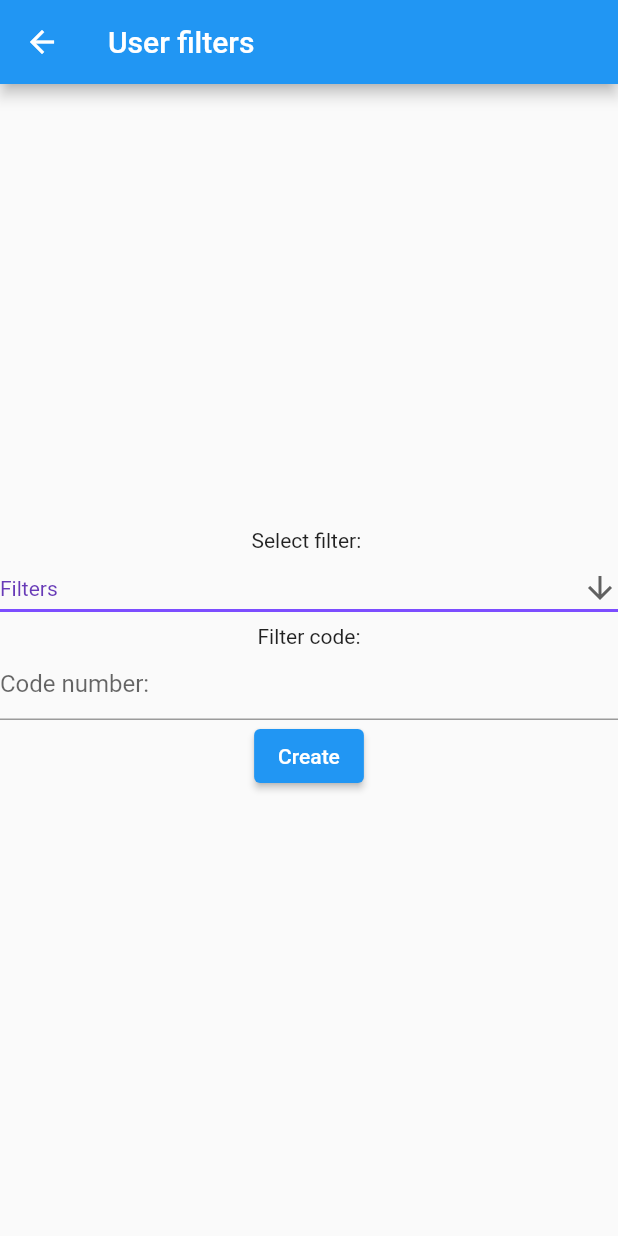
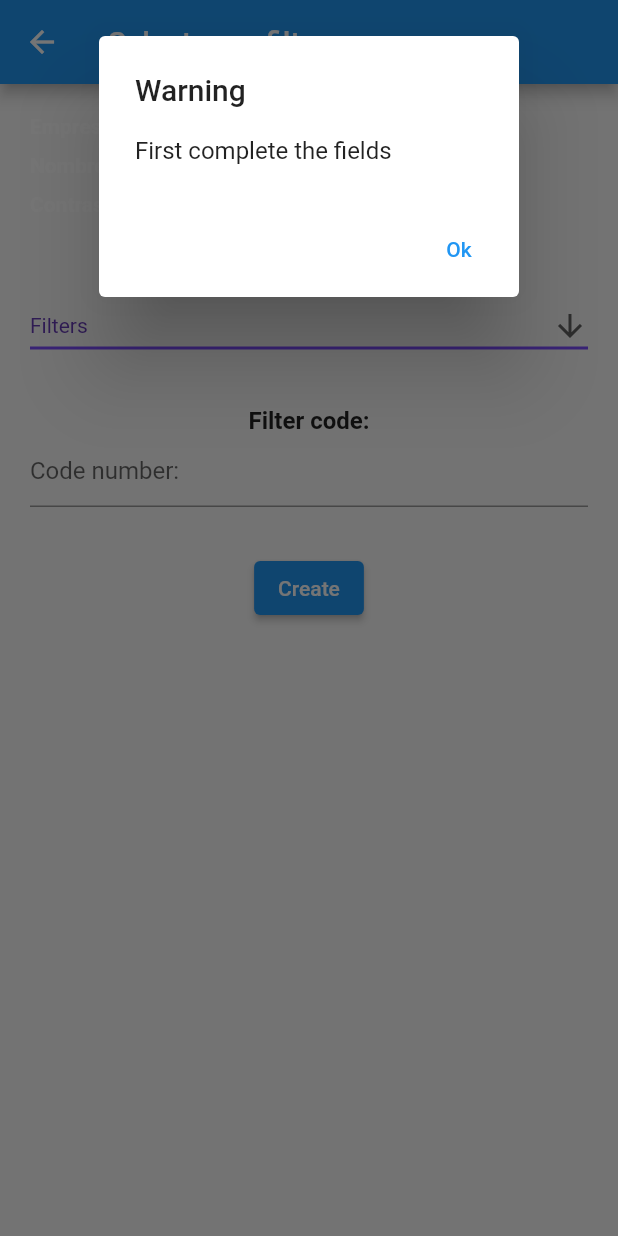
Before and after one commit to GeorgiGB/Gestion_De_Entorno, a Flutter app: the filtros_usuario screen opened directly with empty values, after a tap on "Create", on a phone screen of 412 x 824 dp. Run offline on Flutter 3.47's test engine with Material 2 defaults, Android fonts, the phone set to English and light mode, and no system bars; our stand-ins replace fluttertoast, shared_preferences; accounts and stored records are empty; generated files the repository leaves out were written again; network calls fail.

Commit message:
Cambios en la presentación de la interfaz Creados dos estilos globales para el texto Añadido el control de empresa seleccionada en nuevo_usuario Modificada la busqueda en seleccion de empresas para poder buscar también por el codigo de empresa

```diff
--- a/PrimeraAplicacion/crea_empresa_usario_multi_idioma/lib/filtros_usuario.dart
+++ b/PrimeraAplicacion/crea_empresa_usario_multi_idioma/lib/filtros_usuario.dart
@@ -11,14 +11,18 @@ class filtros_usuario extends StatefulWidget {
   const filtros_usuario(
       {Key? key,
       required this.ust_token,
+      required this.empCod,
+      required this.ute_emp_cod,
       required this.ute_nombre,
       required this.ute_pwd,
-      required this.ute_pwd_auto})
+      required this.auto_pwd})
       : super(key: key);
   final String ust_token;
+  final String empCod;
+  final int ute_emp_cod;
   final String ute_nombre;
   final String ute_pwd;
-  final bool ute_pwd_auto;
+  final bool auto_pwd;
   @override
   State<filtros_usuario> createState() => _filtros_usuarioState();
 }
@@ -48,18 +52,32 @@ class _filtros_usuarioState extends State<filtros_usuario> {
       appBar: AppBar(
         // Here we take the value from the MyHomePage object that was created by
         // the App.build method, and use it to set our appbar title.
-        title: Text(traducciones.filtrosDeUsuario),
+        title: Text(traducciones.seleccionaFiltroUsuario),
       ),
-      body: Center(
+      body: SingleChildScrollView(
+          //Previene BOTTOM OVERFLOWED
+          padding: EdgeInsets.all(20),
           child: Column(
-        mainAxisAlignment: MainAxisAlignment.center,
+            mainAxisAlignment: MainAxisAlignment.start,
             children: <Widget>[
+              Row(
+                children: [dobleTexto("Empresa: ", widget.empCod)],
+              ),
+              SizedBox(height: 10),
+              Row(children: [dobleTexto("Nombre: ", widget.ute_nombre)]),
+              SizedBox(height: 10),
+              Row(children: [
+                dobleTexto("Contraseña: ",
+                    (widget.auto_pwd ? "Auto-Generada" : '*********'))
+              ]),
+              SizedBox(height: 30),
               Text(
                 traducciones.seleccionaFiltro,
+                style: globales.estiloNegrita_16,
               ),
               DropdownButton<Filtro>(
                 isExpanded: true,
-            value: filtroActivo?? _users.first,
+                value: filtroActivo ?? _users.first,
                 icon: const Icon(Icons.arrow_downward),
                 iconSize: 24,
                 elevation: 16,
@@ -80,17 +98,21 @@ class _filtros_usuarioState extends State<filtros_usuario> {
                   );
                 }).toList(),
               ),
+              SizedBox(height: 30),
               Text(
                 traducciones.dimeElCodigoDeFiltro,
+                style: globales.estiloNegrita_16,
               ),
               TextFormField(
-            decoration: InputDecoration(hintText: traducciones.numeroDeCodigo),
+                decoration:
+                    InputDecoration(hintText: traducciones.numeroDeCodigo),
                 controller: _codigo_filtro,
                 // LLamamos a la datosCompletosr
                 onFieldSubmitted: (String value) {
                   _enviar_filtro();
                 },
               ),
+              SizedBox(height: 30),
               ElevatedButton(
                 child: Text(traducciones.crear),
                 onPressed: () {
@@ -102,12 +124,35 @@ class _filtros_usuarioState extends State<filtros_usuario> {
     );
   }
 
+  RichText dobleTexto(String msg, String msg2) {
+    return RichText(
+      text: TextSpan(
+        //style: DefaultTextStyle.of(context).style,
+        children: <TextSpan>[
+          TextSpan(text: msg, style: TextStyle(fontWeight: FontWeight.bold)),
+          TextSpan(text: msg2),
+        ],
+      ),
+    );
+  }
+
+  // Future encargado de enviar los datos del nuevo usuario al servidor
+  // lo único que controla es si los campos están vacios
   Future<void>? _enviar_filtro() async {
     String url = globales.servidor + '/crear_usuarios_telemetria';
     //Si estamos esperando el filtro y se vuelve a pulsar login este lo ignorara.
     if (esperandoFiltrado) {
       globales.muestraToast(context, traducciones.esperandoAlServidor);
     } else {
+      String? filtrBBDD = filtroActivo == null ? '' : filtroActivo!.filtro_bbdd;
+      String codFiltro = _codigo_filtro.text;
+
+      // comprobamos que tengan datos
+      if (filtrBBDD.isEmpty || codFiltro.isEmpty) {
+        // Mostramos avisos
+        globales.muestraDialogo(context, traducciones.primerRellenaCampos);
+      } else {
+        DateTime antes = DateTime.now();
         esperandoFiltrado = true;
 
         try {
@@ -120,9 +165,11 @@ class _filtros_usuarioState extends State<filtros_usuario> {
             },
             // Adjuntamos al body los datos en formato JSON
             body: jsonEncode(<String, String>{
-            'usa_nombre': widget.ute_nombre.toString(),
-            'usa_pwd': widget.ute_pwd.toString(),
-            'usa_pwd_auto': widget.ute_pwd_auto.toString(),
+              'ust_token': widget.ust_token,
+              'ute_emp_cod': widget.ute_emp_cod.toString(),
+              'ute_nombre': widget.ute_nombre,
+              'ute_pwd': widget.ute_pwd,
+              'auto_pwd': widget.auto_pwd.toString(),
               'ute_filtro': filtroActivo!.filtro_bbdd,
               'ute_cod_filtro': _codigo_filtro.text
             }),
@@ -144,21 +191,21 @@ class _filtros_usuarioState extends State<filtros_usuario> {
           } else {
             globales.debug(response.body);
           }
-
-        esperandoFiltrado = false;
         } on http.ClientException catch (e) {
           globales.muestraDialogo(context, traducciones.servidorNoDisponible);
         } on Exception catch (e) {
           // Error no especificado
           globales.debug("Error no especificado: " + e.runtimeType.toString());
+        } finally {
+          esperandoFiltrado = false;
         }
-
-      // Hay que tener en cuenta si la contraseña es autogenerada
-      // Adjuntar el token en la peticion.
         return Future.delayed(Duration(seconds: 2), () {
-        esperandoFiltrado = false;
+          //Si pasanmás de 2 segundos
+          if (esperandoFiltrado) {
             globales.muestraToast(context, traducciones.cargando);
+          }
         });
+      }
     }
   }
 
@@ -167,8 +214,11 @@ class _filtros_usuarioState extends State<filtros_usuario> {
     List<Filtro> filtros = [];
 
     // inicializamos el valor del filtro con el índice de posición
-    // elnombre de la traducción
-    // y el nombre del filtro que le pasamos a la BBDD
+    // el nombre de la traducción y el nombre del filtro que le pasamos a la BBDD
+    // Al inicio la lista filtros tiene 0 elementos por tanto e índice de posición es 0
+    // al ir insertando elementos el índice de posición aumenta de 1 en 1
+    // de esta forma podemos mover un filtro a la posición que queramos
+    // que tendrá correcto su índice de posición
     filtros.add(Filtro(filtros.length, TiposFiltros.filtros, ""));
     filtros
         .add(Filtro(filtros.length, TiposFiltros.centroPadre, "centro_padre"));
@@ -181,6 +231,7 @@ class _filtros_usuarioState extends State<filtros_usuario> {
   }
 }
 
+// enum filtros utilizado para obtener la traducción
 enum TiposFiltros { filtros, centro, centroPadre, pdv, jefeDeArea, ruta }
 
 class Filtro {
--- a/PrimeraAplicacion/crea_empresa_usario_multi_idioma/lib/globales.dart
+++ b/PrimeraAplicacion/crea_empresa_usario_multi_idioma/lib/globales.dart
@@ -19,6 +19,12 @@ debug(Object? msg) {
   }
 }
 
+TextStyle get estiloNegrita_16 =>
+    const TextStyle(fontWeight: FontWeight.bold, fontSize: 16.0);
+
+TextStyle get estiloNegritaRoja_16 =>
+    const TextStyle(fontWeight: FontWeight.bold, color: Colors.red, fontSize: 16.0);
+
 Locale dimeLocal(BuildContext context) {
   return Localizations.localeOf(context);
 }
@@ -28,7 +34,8 @@ Future<void> muestraDialogo(BuildContext context, String msg,
   return showDialog<void>(
       context: context,
       builder: (BuildContext context) {
-        return SingleChildScrollView( //Previene BOTTOM OVERFLOWED
+        return SingleChildScrollView(
+          //Previene BOTTOM OVERFLOWED
           child: AlertDialog(
             title: Text(
                 titulo.isEmpty ? AppLocalizations.of(context)!.aviso : titulo),
--- a/PrimeraAplicacion/crea_empresa_usario_multi_idioma/lib/l10n/app_en.arb
+++ b/PrimeraAplicacion/crea_empresa_usario_multi_idioma/lib/l10n/app_en.arb
@@ -16,6 +16,7 @@
     "centroPadre": "Parent centre",
     "comprobandoDatos": "Checking data",
     "contrasena": "Password",
+    "contrasenaAutogenerada": "Auto-generated password",
     "crea": "Create: ",
     "crear": "Create",
 
@@ -28,7 +29,8 @@
     "errNoEspecificado": "Unspecified error: ",
     "escogeOpcionParaCrear": "Choose option to create.",
     "esperandoAlServidor": "Waiting for server",
-    "etiqSeleccionaLenguage": "Español",
+    "esperandoRespuestaServidor": "Waiting for server response.",
+    "etiqSeleccionaLenguage": "English",
 
     "filtros": "Filters",
     "filtrosDeUsuario": "User filters",
@@ -65,6 +67,7 @@
     "selecionaEmpresa": "Select company",
     "selecionaLenguage": "Select Language",
     "seleccionaFiltro": "Select filter: ",
+    "seleccionaFiltroUsuario": "Select user filter",
     "servidorNoDisponible": "Server not available",
     "siguiente": "Next",
 
--- a/PrimeraAplicacion/crea_empresa_usario_multi_idioma/lib/l10n/app_es.arb
+++ b/PrimeraAplicacion/crea_empresa_usario_multi_idioma/lib/l10n/app_es.arb
@@ -16,6 +16,8 @@
     "centroPadre": "Centro Padre",
     "comprobandoDatos": "Comprobando datos",
     "contrasena": "Contraseña",
+
+    "contrasenaAutogenerada": "Contraseña autogenerada",
     "crea": "Crea: ",
     "crear": "Crear",
 
@@ -27,6 +29,7 @@
     "errNoEspecificado": "Error no especificado: ",
     "escogeOpcionParaCrear": "Escoge opción para crear.",
     "esperandoAlServidor": "Esperando al servidor",
+    "esperandoRespuestaServidor": "Esperando Respuesta del servidor",
     "etiqSeleccionaLenguage": "Español",
 
     "filtros": "Filtros",
@@ -63,6 +66,7 @@
     "selecionaEmpresa": "Selecciona empresa",
     "selecionaLenguage": "Selecciona Lenguaje",
     "seleccionaFiltro": "Selecciona filtro: ",
+    "seleccionaFiltroUsuario": "Selecciona filtro usuario",
     "servidorNoDisponible": "Servidor no disponible",
     "siguiente": "Siguiente",
 
--- a/PrimeraAplicacion/crea_empresa_usario_multi_idioma/lib/l10n/app_fr.arb
+++ b/PrimeraAplicacion/crea_empresa_usario_multi_idioma/lib/l10n/app_fr.arb
@@ -16,6 +16,7 @@
   "centroPadre": "Centre de Base",
   "comprobandoDatos": "Vérification des données",
   "contrasena": "Mot de passe",
+  "contrasenaAutogenerada": "Générez un mot de passe",
   "crea": "Crée :",
   "crear": "Créer :",
 
@@ -27,6 +28,7 @@
   "errNoEspecificado": "Erreur non spécifiée : ",
   "escogeOpcionParaCrear": "Choisissez l'option à créer.",
   "esperandoAlServidor": "En attendant le serveur",
+  "esperandoRespuestaServidor": "En attente de la réponse du serveur.",
   "etiqSeleccionaLenguage": "Français",
 
   "filtros": "Filter",
@@ -63,6 +65,7 @@
   "selecionaEmpresa": "Sélectionner le entreprise",
   "selecionaLenguage": "Choisir la langue",
   "seleccionaFiltro": "Sélectionner le filtre: ",
+  "seleccionaFiltroUsuario": "Sélectionner le filtre utilisateur",
   "servidorNoDisponible": "Serveur non disponible",
   "siguiente": "Suivant",
 
--- a/PrimeraAplicacion/crea_empresa_usario_multi_idioma/lib/widgets/dropdownfield.dart
+++ b/PrimeraAplicacion/crea_empresa_usario_multi_idioma/lib/widgets/dropdownfield.dart
@@ -64,8 +64,8 @@ class DropDownField extends FormField<String> {
   final String? hintText;
   final TextStyle? hintStyle;
   final String? labelText;
-  final TextStyle labelStyle;
-  final TextStyle textStyle;
+  final TextStyle? labelStyle;
+  final TextStyle? textStyle;
   final bool required;
   final bool enabled;
   final List<DropDownIntericie> items;
@@ -85,8 +85,8 @@ class DropDownField extends FormField<String> {
   // También utilizado para cerrar la lista en el momento de perder el foco
   final FocusNode focusNode;
 
-  DropDownField({
-    Key? key,
+  DropDownField(
+      {Key? key,
       required this.controller,
       required this.focusNode,
       required this.items,
@@ -94,20 +94,21 @@ class DropDownField extends FormField<String> {
       this.required = false,
       this.icon,
       this.hintText,
-    this.hintStyle = const TextStyle(
-        fontWeight: FontWeight.normal, color: Colors.grey, fontSize: 18.0),
+      this.hintStyle = null,
+      //const TextStyle(fontWeight: FontWeight.normal, color: Colors.grey, fontSize: 18.0),
       this.labelText,
-    this.labelStyle = const TextStyle(
-        fontWeight: FontWeight.normal, color: Colors.grey, fontSize: 18.0),
+      this.labelStyle = null,
+      //const TextStyle(fontWeight: FontWeight.normal, color: Colors.grey, fontSize: 18.0),
       this.inputFormatters,
-    this.textStyle = const TextStyle(
-        fontWeight: FontWeight.bold, color: Colors.black, fontSize: 14.0),
+      this.textStyle = null,
+      // const TextStyle( fontWeight: FontWeight.bold, color: Colors.black, fontSize: 14.0),
       this.setter,
       this.onValueChanged,
       this.itemsVisibleInDropdown = 3,
       this.enabled = true,
       this.strict = true,
-  }) : super(
+      bool filled = false})
+      : super(
           key: key,
           autovalidateMode: AutovalidateMode.disabled,
           initialValue: controller
@@ -117,7 +118,7 @@ class DropDownField extends FormField<String> {
             final DropDownFieldState ddfState = field as DropDownFieldState;
             final InputDecoration effectiveDecoration = InputDecoration(
                 border: InputBorder.none,
-                filled: true,
+                filled: filled,
                 icon: icon,
                 suffixIcon: IconButton(
                     icon: const Icon(Icons.arrow_drop_down,
@@ -125,10 +126,10 @@ class DropDownField extends FormField<String> {
                     onPressed: () {
                       ddfState.toggleDropDownVisibility();
                     }),
-                hintStyle: hintStyle,
-                labelStyle: labelStyle,
                 hintText: hintText,
-                labelText: labelText);
+                hintStyle: null, //hintStyle,
+                labelText: labelText,
+                labelStyle: null);
 
             return Focus(
               onFocusChange: (hasFocus) {
@@ -147,7 +148,7 @@ class DropDownField extends FormField<String> {
                           controller: ddfState._effectiveController,
                           decoration: effectiveDecoration.copyWith(
                               errorText: field.errorText),
-                          style: textStyle,
+                          style: null, //textStyle,
                           textAlign: TextAlign.start,
                           autofocus: false,
                           focusNode: focusNode,
@@ -206,7 +207,7 @@ class DropDownField extends FormField<String> {
         : Container(
             alignment: Alignment.topCenter,
             height: itemsVisibleInDropdown *
-                48.0, //limit to default 3 items in dropdownlist view and then remaining scrolls
+                28, //limit to default 3 items in dropdownlist view and then remaining scrolls
             width: MediaQuery.of(ddfState.context).size.width,
             child: ListView(
               cacheExtent: 0.0,
```
Also changed, not shown: PrimeraAplicacion/crea_empresa_usario_multi_idioma/lib/listado_empresas/empresa_future.dart (+30 -15 lines), PrimeraAplicacion/crea_empresa_usario_multi_idioma/lib/main.dart (+10 -5 lines), PrimeraAplicacion/crea_empresa_usario_multi_idioma/lib/nuevo_usua.dart (+48 -27 lines), 1 other file. Lines whose indentation alone changed are shown as unchanged.
